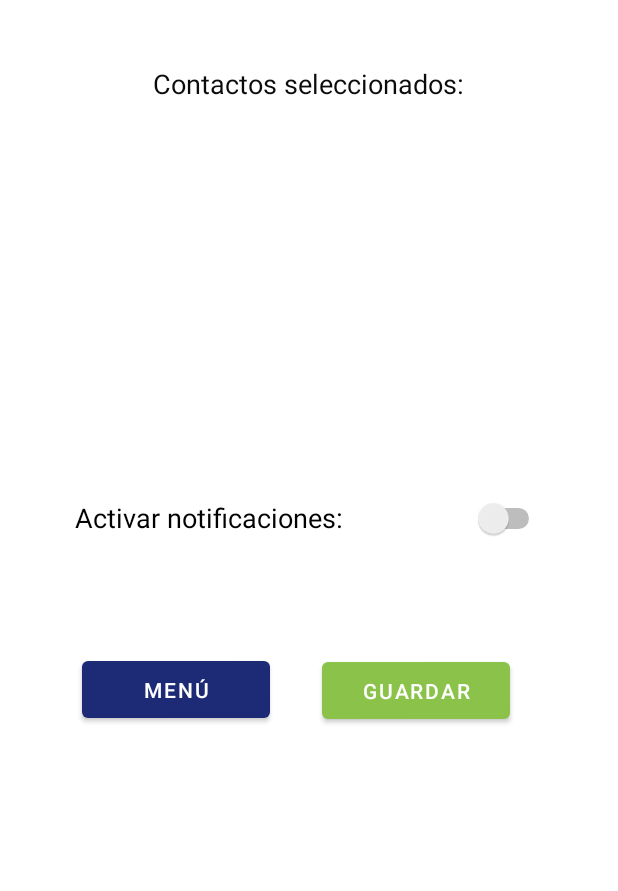
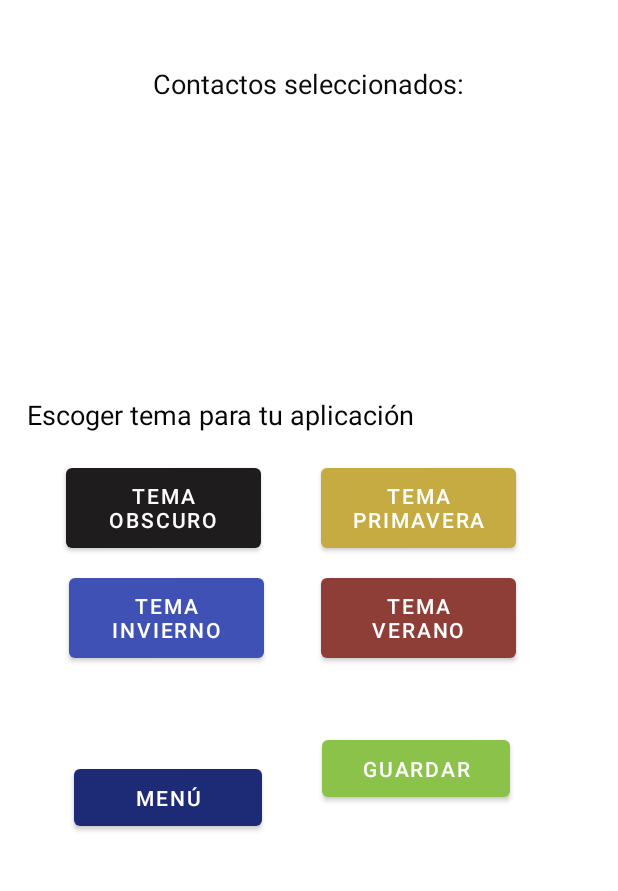
Before and after one commit to karlaVane/DSA, an Android app: the configuracion screen opened directly, with no data from a screen before it, on a phone screen of 412 x 824 dp, the part 296-1187 px from its top. Run offline under Robolectric (Android 15) with nearby library versions, the light colour scheme and no system bars; libraries missing offline, so code that uses them is left out: com.karumi.dexter, com.wafflecopter.multicontactpicker; 1 statement that could not run was skipped.

Commit message:
Borrando codigo q no vale xD

```diff
--- a/app/src/main/java/com/ksld/appemergencia/AdminSQLite.java
+++ b/app/src/main/java/com/ksld/appemergencia/AdminSQLite.java
@@ -3,11 +3,7 @@ import android.content.Context;
 import android.database.sqlite.SQLiteDatabase;
 import android.database.sqlite.SQLiteOpenHelper;
 
-
-
 public class AdminSQLite extends SQLiteOpenHelper{
-
-
     public AdminSQLite(Context context, String name,SQLiteDatabase.CursorFactory factory, int version) {
         super(context, name, factory, version);
     }
@@ -15,12 +11,10 @@ public class AdminSQLite extends SQLiteOpenHelper{
     @Override
     public void onCreate(SQLiteDatabase db) {
         db.execSQL("create table usuario(correo text primary key, nombre text, pass text,pass2 text) ");
-
         db.execSQL("create table listaContactos(numero text primary key, nombre text)");
     }
 
     @Override
     public void onUpgrade(SQLiteDatabase db, int oldVersion, int newVersion) {
-
     }
 }
--- a/app/src/main/java/com/ksld/appemergencia/MyWhatsService.java
+++ b/app/src/main/java/com/ksld/appemergencia/MyWhatsService.java
@@ -142,16 +142,15 @@ public class MyWhatsService extends IntentService {
                         Intent whatsappIntent= new Intent(Intent.ACTION_VIEW);
                         whatsappIntent.setPackage("com.whatsapp");
                         whatsappIntent.setData(Uri.parse(url));
-                        System.out.println("hasta aqui vale");
+                        //System.out.println("hasta aqui vale");
                         whatsappIntent.addFlags(Intent.FLAG_ACTIVITY_NEW_TASK);
                         if(whatsappIntent.resolveActivity(packageManager)!=null){
-                            System.out.println("ashhh");
                             getApplicationContext().startActivity(whatsappIntent);
-                            System.out.println("ashhhx2ss");
+                            //System.out.println("Vale");
                             Thread.sleep(5000);
                             sendBroadcastMessage("Result: "+number);
                         }else{
-                            System.out.println("noa valeeeeee");
+                            System.out.println("ERROR");
                             sendBroadcastMessage("Result: falló");
                         }
                     }
--- a/app/src/main/java/com/ksld/appemergencia/configuracion.java
+++ b/app/src/main/java/com/ksld/appemergencia/configuracion.java
@@ -1,5 +1,6 @@
 package com.ksld.appemergencia;
 
+import androidx.annotation.RequiresApi;
 import androidx.appcompat.app.AppCompatActivity;
 
 import android.Manifest;
@@ -8,9 +9,12 @@ import android.content.Intent;
 import android.database.Cursor;
 import android.database.sqlite.SQLiteDatabase;
 import android.graphics.Color;
+import android.graphics.drawable.ColorDrawable;
+import android.os.Build;
 import android.os.Bundle;
 import android.util.Log;
 import android.view.View;
+import android.view.Window;
 import android.widget.TextView;
 import android.widget.Toast;
 
@@ -25,6 +29,7 @@ import com.wafflecopter.multicontactpicker.MultiContactPicker;
 
 import java.util.ArrayList;
 import java.util.List;
+import java.util.SplittableRandom;
 
 public class configuracion extends AppCompatActivity {
     public AdminSQLite admin;
@@ -33,6 +38,7 @@ public class configuracion extends AppCompatActivity {
     TextView listaC;
     List<ContactResult> results = new ArrayList<>();
 
+    @RequiresApi(api = Build.VERSION_CODES.LOLLIPOP)
     @Override
     protected void onCreate(Bundle savedInstanceState) {
         super.onCreate(savedInstanceState);
@@ -121,9 +127,11 @@ public class configuracion extends AppCompatActivity {
     public void salir(View vista){
         moveTaskToBack(true);
     }
+
     public void conectar(){
         admin=new AdminSQLite(this,"DSA",null,1);
         bd=admin.getWritableDatabase();
     }
 
+
 }
--- a/app/src/main/java/com/ksld/appemergencia/menu.java
+++ b/app/src/main/java/com/ksld/appemergencia/menu.java
@@ -1,5 +1,6 @@
 package com.ksld.appemergencia;
 
+import androidx.annotation.RequiresApi;
 import androidx.appcompat.app.AppCompatActivity;
 import androidx.core.app.ActivityCompat;
 import androidx.core.content.ContextCompat;
@@ -7,17 +8,24 @@ import androidx.core.content.ContextCompat;
 import android.Manifest;
 import android.content.Intent;
 import android.content.pm.PackageManager;
+import android.database.Cursor;
+import android.database.sqlite.SQLiteDatabase;
+import android.graphics.Color;
+import android.graphics.drawable.ColorDrawable;
 import android.os.Build;
 import android.os.Bundle;
 import android.view.View;
+import android.view.Window;
 
 public class menu extends AppCompatActivity {
-
+    public AdminSQLite admin;
+    public SQLiteDatabase bd;
 
     @Override
     protected void onCreate(Bundle savedInstanceState) {
         super.onCreate(savedInstanceState);
         setContentView(R.layout.activity_menu);
+
         if (ContextCompat.checkSelfPermission(menu.this, Manifest.permission.CAMERA) != PackageManager.PERMISSION_GRANTED){
             ActivityCompat.requestPermissions( menu.this, new String[]{
                     Manifest.permission.CAMERA,
@@ -33,7 +41,6 @@ public class menu extends AppCompatActivity {
         Intent activity_inicio= new Intent(this,configuracion.class);
         startActivity(activity_inicio);
     }
-
     public void salir(View vista){
         moveTaskToBack(true);
     }
--- a/app/src/main/res/layout/activity_configuracion.xml
+++ b/app/src/main/res/layout/activity_configuracion.xml
@@ -35,26 +35,14 @@
 
     <TextView
         android:id="@+id/listaContactos"
-        android:layout_width="283dp"
-        android:layout_height="173dp"
-        android:layout_marginTop="40dp"
+        android:layout_width="279dp"
+        android:layout_height="145dp"
+        android:layout_marginTop="20dp"
         android:textColor="#070707"
         android:textSize="24sp"
         app:layout_constraintEnd_toEndOf="parent"
         app:layout_constraintStart_toStartOf="parent"
         app:layout_constraintTop_toBottomOf="@+id/contactos" />
-
-    <Switch
-        android:id="@+id/switch1"
-        android:layout_width="313dp"
-        android:layout_height="45dp"
-        android:layout_marginTop="36dp"
-        android:text="@string/ActivarNotificaciones"
-        android:textSize="18sp"
-        app:layout_constraintEnd_toEndOf="parent"
-        app:layout_constraintHorizontal_bias="0.51"
-        app:layout_constraintStart_toStartOf="parent"
-        app:layout_constraintTop_toBottomOf="@+id/listaContactos" />
 
     <Button
         android:id="@+id/btnMenu"
@@ -67,22 +55,23 @@
         app:backgroundTint="#8BC34A"
         app:layout_constraintBottom_toBottomOf="parent"
         app:layout_constraintEnd_toEndOf="parent"
-        app:layout_constraintTop_toBottomOf="@+id/switch1"
-        app:layout_constraintVertical_bias="0.323" />
+        app:layout_constraintTop_toBottomOf="@+id/tema4"
+        app:layout_constraintVertical_bias="0.322" />
 
     <Button
         android:id="@+id/btnSalirConfig"
         android:layout_width="125dp"
         android:layout_height="50dp"
+        android:layout_marginBottom="60dp"
         android:onClick="regresar_menu"
         android:text="@string/btnMenu"
         app:backgroundTint="#1D2A75"
         app:layout_constraintBottom_toBottomOf="parent"
         app:layout_constraintEnd_toStartOf="@+id/btnMenu"
-        app:layout_constraintHorizontal_bias="0.609"
+        app:layout_constraintHorizontal_bias="0.55"
         app:layout_constraintStart_toStartOf="parent"
-        app:layout_constraintTop_toBottomOf="@+id/switch1"
-        app:layout_constraintVertical_bias="0.32" />
+        app:layout_constraintTop_toBottomOf="@+id/tema4"
+        app:layout_constraintVertical_bias="0.861" />
 
     <ImageView
         android:id="@+id/imageView2"
@@ -96,4 +85,68 @@
         app:layout_constraintStart_toStartOf="parent"
         app:layout_constraintTop_toTopOf="parent"
         app:srcCompat="@drawable/logo_azul" />
+
+    <TextView
+        android:id="@+id/tema"
+        android:layout_width="294dp"
+        android:layout_height="35dp"
+        android:layout_marginTop="20dp"
+        android:gravity="center"
+        android:text="@string/tema"
+        android:textColor="#050505"
+        android:textSize="18sp"
+        app:layout_constraintTop_toBottomOf="@+id/listaContactos"
+        tools:layout_editor_absoluteX="53dp" />
+
+    <Button
+        android:id="@+id/tema1"
+        android:layout_width="130dp"
+        android:layout_height="65dp"
+        android:layout_marginTop="12dp"
+        android:onClick="obscuro"
+        android:text="@string/tema1"
+        app:backgroundTint="#1E1C1C"
+        app:layout_constraintEnd_toStartOf="@+id/tema2"
+        app:layout_constraintHorizontal_bias="0.527"
+        app:layout_constraintStart_toStartOf="parent"
+        app:layout_constraintTop_toBottomOf="@+id/tema" />
+
+    <Button
+        android:id="@+id/tema2"
+        android:layout_width="130dp"
+        android:layout_height="65dp"
+        android:layout_marginTop="12dp"
+        android:layout_marginEnd="68dp"
+        android:layout_marginRight="68dp"
+        android:onClick="primavera"
+        android:text="@string/tema2"
+        app:backgroundTint="#C6AA42"
+        app:layout_constraintEnd_toEndOf="parent"
+        app:layout_constraintTop_toBottomOf="@+id/tema" />
+
+    <Button
+        android:id="@+id/tema3"
+        android:layout_width="130dp"
+        android:layout_height="65dp"
+        android:layout_marginTop="8dp"
+        android:onClick="invierno"
+        android:text="@string/tema3"
+        app:backgroundTint="#3F51B5"
+        app:layout_constraintEnd_toStartOf="@+id/tema4"
+        app:layout_constraintHorizontal_bias="0.545"
+        app:layout_constraintStart_toStartOf="parent"
+        app:layout_constraintTop_toBottomOf="@+id/tema1" />
+
+    <Button
+        android:id="@+id/tema4"
+        android:layout_width="130dp"
+        android:layout_height="65dp"
+        android:layout_marginTop="8dp"
+        android:layout_marginEnd="68dp"
+        android:layout_marginRight="68dp"
+        android:onClick="verano"
+        android:text="@string/tema4"
+        app:backgroundTint="#8F3D37"
+        app:layout_constraintEnd_toEndOf="parent"
+        app:layout_constraintTop_toBottomOf="@+id/tema2" />
 </androidx.constraintlayout.widget.ConstraintLayout>
--- a/app/src/main/res/values/strings.xml
+++ b/app/src/main/res/values/strings.xml
@@ -31,6 +31,12 @@
     <string name="btnMenu">MENÚ</string>
     <string name="btnGuardar">GUARDAR</string>
     <string name="title_activity_como_funciona_3">ComoFunciona_3</string>
+    <string name="tema">Escoger tema para tu aplicación</string>
+    <string name="tema1">TEMA OBSCURO</string>
+    <string name="tema2">TEMA PRIMAVERA</string>
+    <string name="tema3">TEMA INVIERNO</string>
+    <string name="tema4">TEMA VERANO</string>
+
     <!-- Strings used for fragments for navigation -->
     <string name="first_fragment_label">First Fragment</string>
     <string name="second_fragment_label">Second Fragment</string>
```
